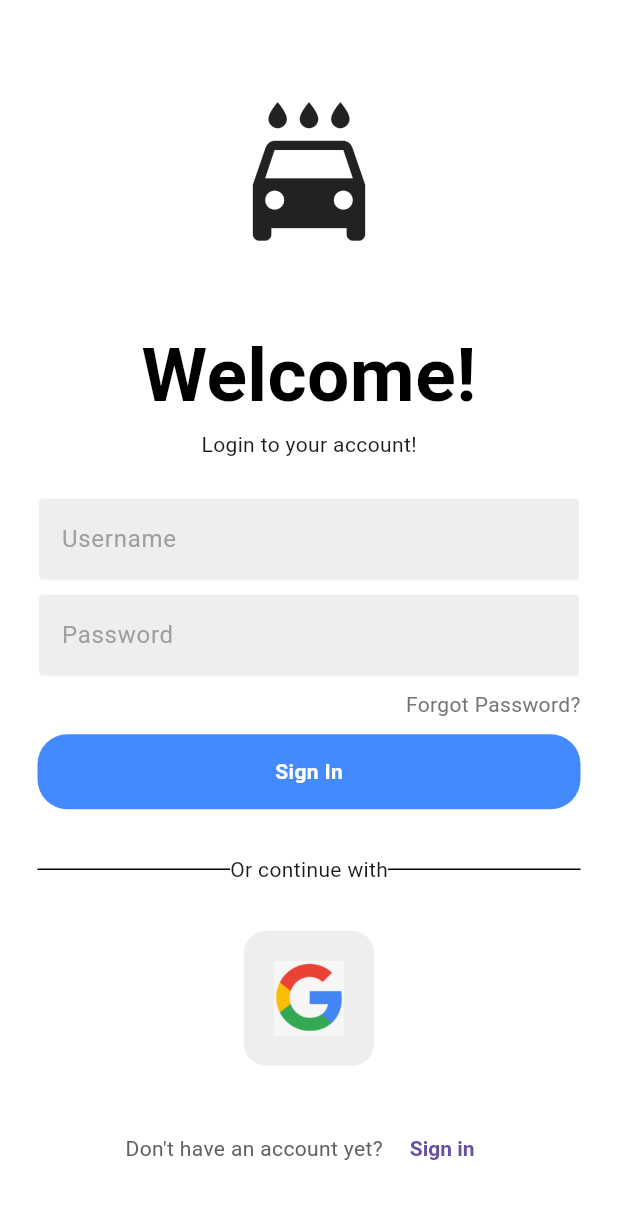
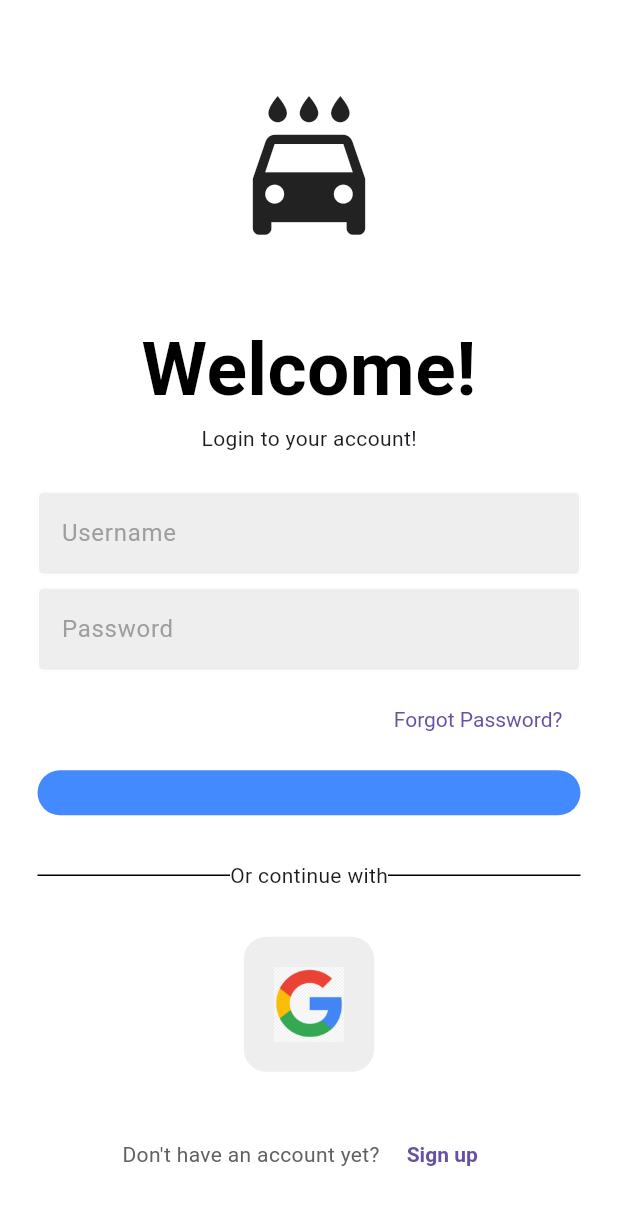
Before and after one commit to AtAwisCodes/Thesis, a Flutter app: the screen it shows after launch, on a phone screen of 412 x 824 dp. Shown: the top 1205 px of the screen. Run offline on Flutter 3.47's test engine with Material 3 defaults, Android fonts, the light colour scheme and no system bars.

Commit message:
register and login transitions

```diff
--- a/lib/components/my_button.dart
+++ b/lib/components/my_button.dart
@@ -11,12 +11,6 @@ class MyButton extends StatelessWidget {
       margin: EdgeInsets.symmetric(horizontal: 25),
       decoration: BoxDecoration(
           color: Colors.blueAccent, borderRadius: BorderRadius.circular(20)),
-      child: Center(
-        child: Text(
-          'Sign In',
-          style: TextStyle(color: Colors.white, fontWeight: FontWeight.bold),
-        ),
-      ),
     );
   }
 }
--- a/lib/pages/login_page.dart
+++ b/lib/pages/login_page.dart
@@ -2,6 +2,7 @@ import 'package:flutter/material.dart';
 import 'package:rexplore/components/my_button.dart';
 import 'package:rexplore/components/my_textfield.dart';
 import 'package:rexplore/components/square_tile.dart';
+import 'package:rexplore/pages/forgotPass_page.dart';
 import 'package:rexplore/pages/register_page.dart';
 
 class LoginPage extends StatelessWidget {
@@ -81,10 +82,19 @@ class LoginPage extends StatelessWidget {
                 child: Row(
                   mainAxisAlignment: MainAxisAlignment.end,
                   children: [
-                    Text(
-                      'Forgot Password?',
-                      style: TextStyle(color: Colors.grey[600]),
-                    ),
+                    TextButton(
+                      style: TextButton.styleFrom(
+                        textStyle: const TextStyle(color: Colors.grey),
+                      ),
+                      onPressed: () {
+                        Navigator.push(
+                          context,
+                          MaterialPageRoute(
+                              builder: (context) => ForgotPassword()),
+                        );
+                      },
+                      child: const Text('Forgot Password?'),
+                    )
                   ],
                 ),
               ),
@@ -153,7 +163,7 @@ class LoginPage extends StatelessWidget {
                       MaterialPageRoute(builder: (context) => RegisterPage()),
                     );
                   },
-                  child: const Text('Sign in'),
+                  child: const Text('Sign up'),
                 ),
               ])
             ]),
--- a/lib/pages/register_page.dart
+++ b/lib/pages/register_page.dart
@@ -101,7 +101,7 @@ class RegisterPage extends StatelessWidget {
                       MaterialPageRoute(builder: (context) => LoginPage()),
                     );
                   },
-                  child: const Text('Sign up'),
+                  child: const Text('Sign in'),
                 ),
               ])
             ]),
```
Also changed, not shown: lib/pages/forgotPass_page.dart (added, +45 -0 lines).
